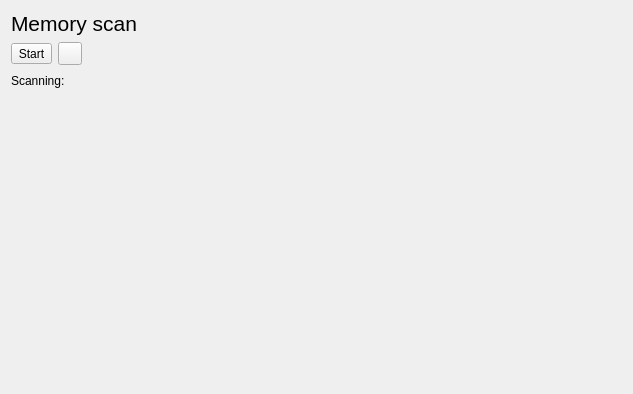
Qt form sources/gui/ui/memscanwidget.ui (amd00/meduzzza) before a commit.
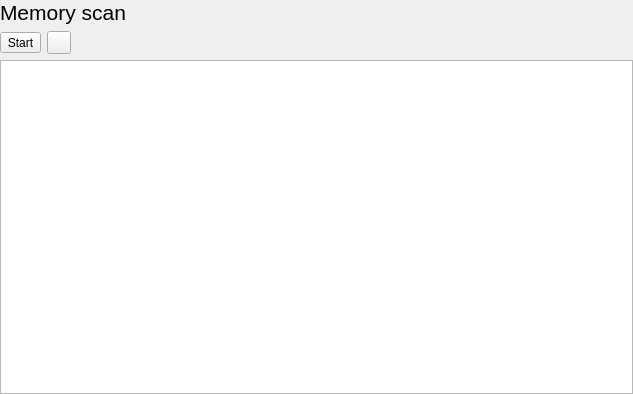
The same form after that commit. Icons and pictures are not drawn.

Commit message: Created scanning process viewers

Patch:
```diff
--- a/sources/gui/ui/memscanwidget.ui
+++ b/sources/gui/ui/memscanwidget.ui
@@ -14,6 +14,9 @@
    <string>Form</string>
   </property>
   <layout class="QVBoxLayout" name="verticalLayout">
+   <property name="margin">
+    <number>0</number>
+   </property>
    <item>
     <widget class="QLabel" name="label">
      <property name="font">
@@ -72,48 +75,14 @@
     </layout>
    </item>
    <item>
-    <layout class="QHBoxLayout" name="horizontalLayout_2">
-     <item>
-      <widget class="QLabel" name="label_3">
-       <property name="text">
-        <string>Scanning: </string>
-       </property>
-      </widget>
-     </item>
-     <item>
-      <widget class="QLabel" name="m_proc_label">
-       <property name="text">
-        <string/>
-       </property>
-      </widget>
-     </item>
-     <item>
-      <spacer name="horizontalSpacer">
-       <property name="orientation">
-        <enum>Qt::Horizontal</enum>
-       </property>
-       <property name="sizeHint" stdset="0">
-        <size>
-         <width>40</width>
-         <height>20</height>
-        </size>
-       </property>
-      </spacer>
-     </item>
-    </layout>
-   </item>
-   <item>
-    <spacer name="verticalSpacer">
-     <property name="orientation">
-      <enum>Qt::Vertical</enum>
+    <widget class="QTreeView" name="m_scan_view">
+     <property name="rootIsDecorated">
+      <bool>false</bool>
      </property>
-     <property name="sizeHint" stdset="0">
-      <size>
-       <width>573</width>
-       <height>282</height>
-      </size>
+     <property name="itemsExpandable">
+      <bool>false</bool>
      </property>
-    </spacer>
+    </widget>
    </item>
   </layout>
  </widget>
```
The commit also changes 23 other files.
